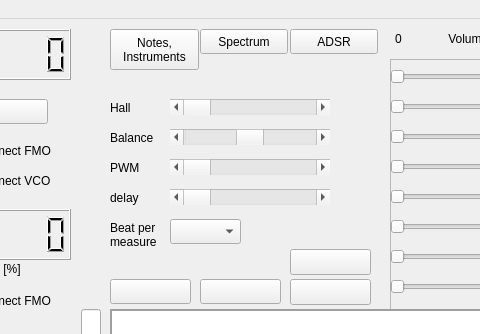
The window that OceanGUI/mainwindow.ui (uglasmeyer/ocean) describes before a commit, drawn with Qt 5; both pictures show x 370 to 850 and y 0 to 334 of the 1207 by 629 pixel window.
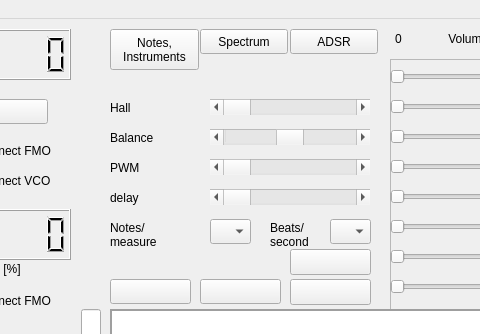
The same window after the commit.

Commit message: 4.3.0-46 save keyboard notes

```diff
--- a/OceanGUI/mainwindow.ui
+++ b/OceanGUI/mainwindow.ui
@@ -1493,12 +1493,12 @@
      <rect>
       <x>480</x>
       <y>200</y>
-      <width>81</width>
+      <width>61</width>
       <height>31</height>
      </rect>
     </property>
     <property name="text">
-     <string>Beat per measure</string>
+     <string>Notes/measure</string>
     </property>
     <property name="wordWrap">
      <bool>true</bool>
@@ -1630,9 +1630,9 @@
    <widget class="QComboBox" name="cb_bps">
     <property name="geometry">
      <rect>
-      <x>540</x>
+      <x>580</x>
       <y>200</y>
-      <width>71</width>
+      <width>41</width>
       <height>25</height>
      </rect>
     </property>
@@ -1842,7 +1842,7 @@
    <widget class="QScrollBar" name="hs_hall_effect">
     <property name="geometry">
      <rect>
-      <x>540</x>
+      <x>580</x>
       <y>80</y>
       <width>160</width>
       <height>16</height>
@@ -1864,7 +1864,7 @@
    <widget class="QScrollBar" name="hs_balance">
     <property name="geometry">
      <rect>
-      <x>540</x>
+      <x>580</x>
       <y>110</y>
       <width>160</width>
       <height>16</height>
@@ -2176,7 +2176,7 @@
    <widget class="QScrollBar" name="hs_chord_delay">
     <property name="geometry">
      <rect>
-      <x>540</x>
+      <x>580</x>
       <y>170</y>
       <width>160</width>
       <height>16</height>
@@ -2201,7 +2201,7 @@
    <widget class="QScrollBar" name="hs_pmw">
     <property name="geometry">
      <rect>
-      <x>540</x>
+      <x>580</x>
       <y>140</y>
       <width>160</width>
       <height>16</height>
@@ -2236,6 +2236,32 @@
      <string>ADSR</string>
     </property>
    </widget>
+   <widget class="QLabel" name="label_4">
+    <property name="geometry">
+     <rect>
+      <x>640</x>
+      <y>200</y>
+      <width>61</width>
+      <height>31</height>
+     </rect>
+    </property>
+    <property name="text">
+     <string>Beats/second</string>
+    </property>
+    <property name="wordWrap">
+     <bool>true</bool>
+    </property>
+   </widget>
+   <widget class="QComboBox" name="CB_inst_bps">
+    <property name="geometry">
+     <rect>
+      <x>700</x>
+      <y>200</y>
+      <width>41</width>
+      <height>25</height>
+     </rect>
+    </property>
+   </widget>
   </widget>
   <widget class="QMenuBar" name="menubar">
    <property name="geometry">
```
Left out of the diff: 2 changed lines with no effect on the pictures. The commit also changes 123 other files.
